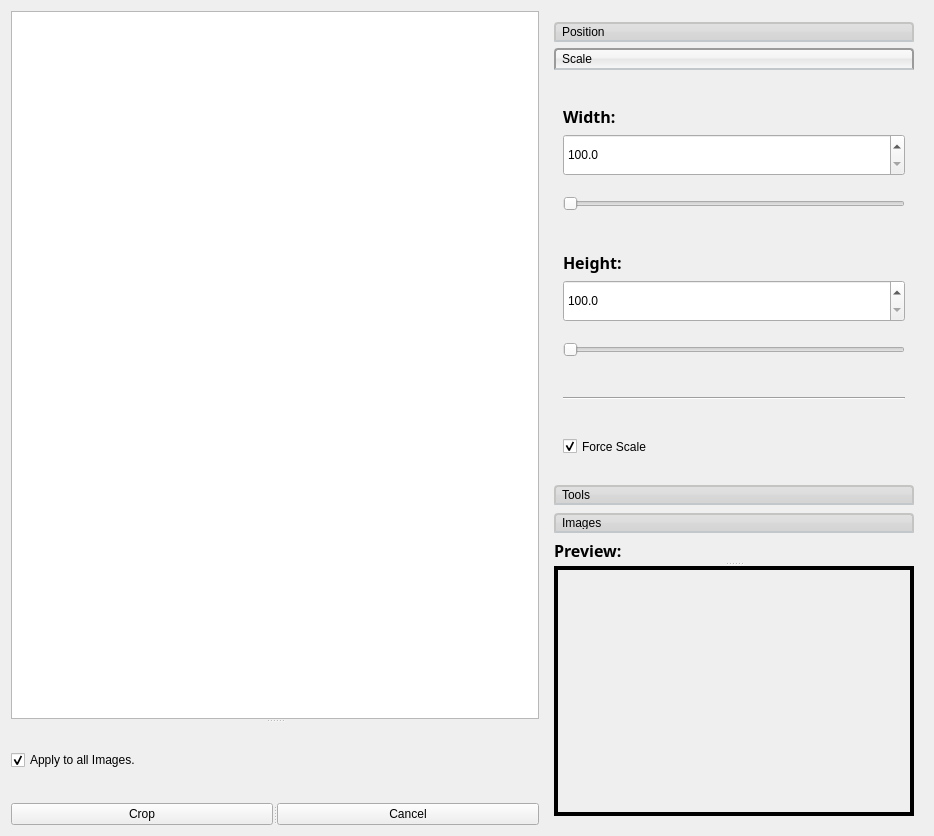
First picture: the form in RTIe/RTIe_builder/crop_Widget.ui, repository Super-SaiyanSandwich/ECMM427, before the edit.
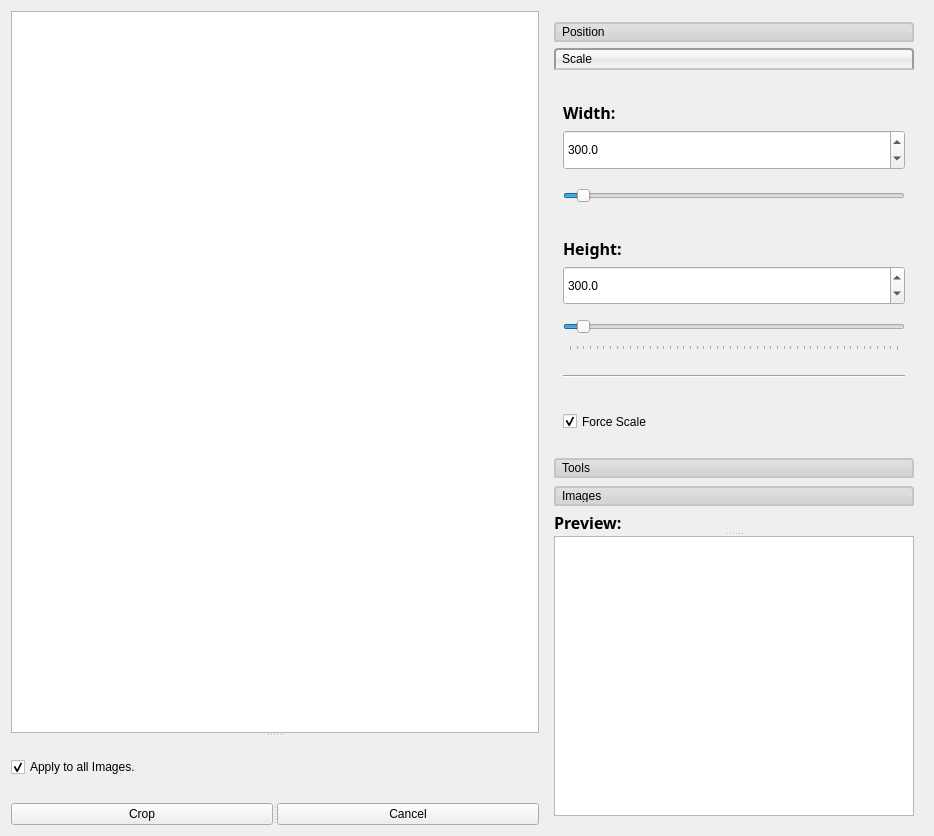
Second picture: the form after the edit. The open tabs and pages were chosen to show the change.

Commit message: Fixed issue with crop_widget

The edit to the form file:
```diff
--- a/RTIe/RTIe_builder/crop_Widget.ui
+++ b/RTIe/RTIe_builder/crop_Widget.ui
@@ -35,7 +35,7 @@
        </property>
        <widget class="QGraphicsView" name="image_Graphics_View">
         <property name="sizePolicy">
-         <sizepolicy hsizetype="MinimumExpanding" vsizetype="MinimumExpanding">
+         <sizepolicy hsizetype="MinimumExpanding" vsizetype="Expanding">
           <horstretch>0</horstretch>
           <verstretch>0</verstretch>
          </sizepolicy>
@@ -49,11 +49,17 @@
        </widget>
        <widget class="QCheckBox" name="check_Box_Spherical_4">
         <property name="sizePolicy">
-         <sizepolicy hsizetype="MinimumExpanding" vsizetype="MinimumExpanding">
+         <sizepolicy hsizetype="MinimumExpanding" vsizetype="Minimum">
           <horstretch>0</horstretch>
           <verstretch>0</verstretch>
          </sizepolicy>
         </property>
+        <property name="maximumSize">
+         <size>
+          <width>16777215</width>
+          <height>60</height>
+         </size>
+        </property>
         <property name="text">
          <string>Apply to all Images.</string>
         </property>
@@ -281,7 +287,7 @@
              <x>0</x>
              <y>0</y>
              <width>360</width>
-             <height>395</height>
+             <height>365</height>
             </rect>
            </property>
            <attribute name="label">
@@ -322,7 +328,7 @@
                <number>5000</number>
               </property>
               <property name="value">
-               <number>100</number>
+               <number>300</number>
               </property>
               <property name="orientation">
                <enum>Qt::Horizontal</enum>
@@ -350,7 +356,7 @@
                <double>5000.000000000000000</double>
               </property>
               <property name="value">
-               <double>100.000000000000000</double>
+               <double>300.000000000000000</double>
               </property>
              </widget>
             </item>
@@ -399,7 +405,7 @@
                <double>5000.000000000000000</double>
               </property>
               <property name="value">
-               <double>100.000000000000000</double>
+               <double>300.000000000000000</double>
               </property>
              </widget>
             </item>
@@ -418,11 +424,17 @@
                <number>5000</number>
               </property>
               <property name="value">
-               <number>100</number>
+               <number>300</number>
               </property>
               <property name="orientation">
                <enum>Qt::Horizontal</enum>
               </property>
+              <property name="tickPosition">
+               <enum>QSlider::TicksBelow</enum>
+              </property>
+              <property name="tickInterval">
+               <number>100</number>
+              </property>
              </widget>
             </item>
             <item row="6" column="0">
@@ -882,6 +894,12 @@
              <verstretch>0</verstretch>
             </sizepolicy>
            </property>
+           <property name="maximumSize">
+            <size>
+             <width>16777215</width>
+             <height>20</height>
+            </size>
+           </property>
            <property name="font">
             <font>
              <family>Segoe Script</family>
@@ -894,37 +912,19 @@
             <string>Preview:</string>
            </property>
           </widget>
-          <widget class="QLabel" name="preivew_Label_2">
-           <property name="enabled">
-            <bool>true</bool>
-           </property>
+          <widget class="QGraphicsView" name="preview_Graphics_View">
            <property name="sizePolicy">
-            <sizepolicy hsizetype="MinimumExpanding" vsizetype="MinimumExpanding">
+            <sizepolicy hsizetype="Expanding" vsizetype="Maximum">
              <horstretch>0</horstretch>
              <verstretch>0</verstretch>
             </sizepolicy>
            </property>
            <property name="minimumSize">
             <size>
-             <width>250</width>
-             <height>250</height>
+             <width>360</width>
+             <height>280</height>
             </size>
            </property>
-           <property name="frameShape">
-            <enum>QFrame::Panel</enum>
-           </property>
-           <property name="frameShadow">
-            <enum>QFrame::Plain</enum>
-           </property>
-           <property name="lineWidth">
-            <number>4</number>
-           </property>
-           <property name="text">
-            <string notr="true"/>
-           </property>
-           <property name="scaledContents">
-            <bool>true</bool>
-           </property>
           </widget>
          </widget>
         </item>
```
Left out of the diff: 13 changed lines with no effect on the pictures. The commit also changes 9 other files.
